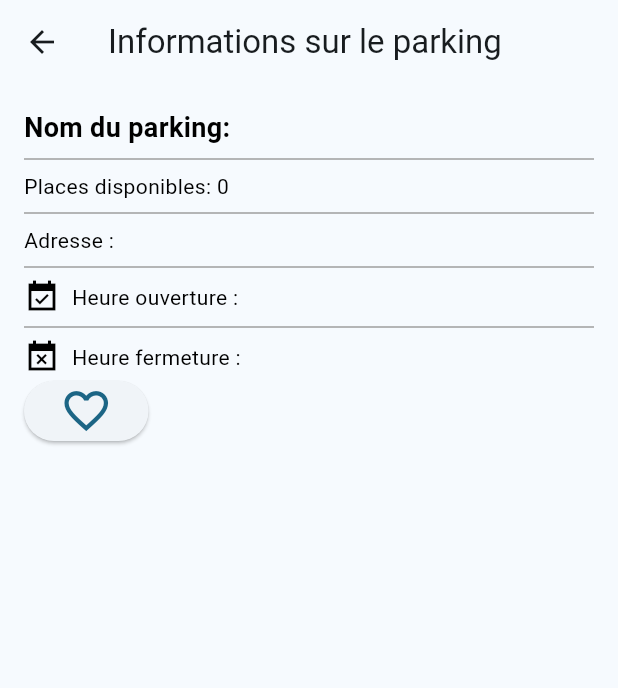
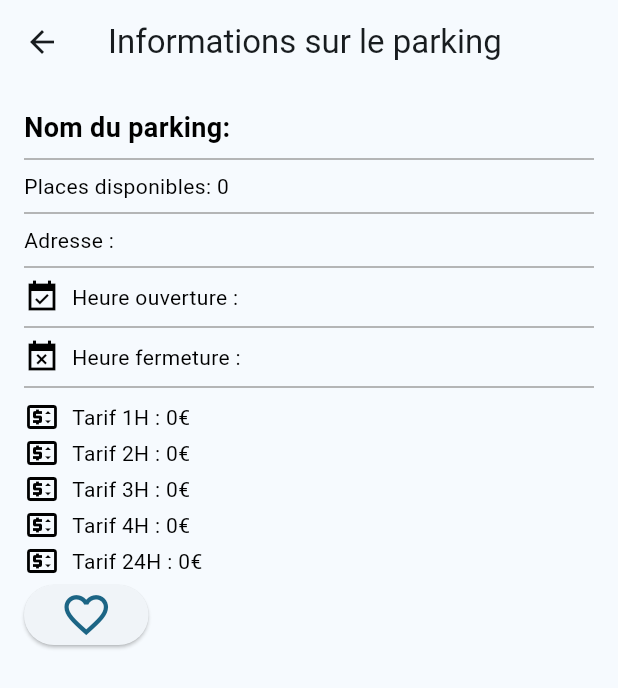
Before and after one commit to Leo-peiro/ParkInAngers, a Flutter app: the InfoParking screen opened directly with empty values, on a phone screen of 412 x 824 dp. Shown: the top 688 px of the screen. Run offline on Flutter 3.47's test engine with Material 3 defaults, Android fonts, the phone set to English and light mode, and no system bars; our stand-ins replace flutter_map, geolocator, latlong2, shared_preferences; missing offline and left inert: flutter_map_location_marker, we_slide; accounts and stored records are empty; network calls fail.

```diff
--- a/lib/composant/affichage_info_parking.dart
+++ b/lib/composant/affichage_info_parking.dart
@@ -35,6 +35,19 @@ class AffichageInfoParking extends StatelessWidget {
           visible: parking.horaires?.heureOuverture == null && parking.horaires?.heureFermeture == null,
           child: _buildIconText(Icons.event_available_sharp, 'Accessible 24/24'),
         ),
+        Visibility(
+          visible: parking.tarifs != null,
+          child: Column(
+            children : [
+              _buildDivider(),
+              _buildIconText(Icons.price_change_outlined, 'Tarif 1H : ${parking.tarifs?.tarif1H}€'),
+              _buildIconText(Icons.price_change_outlined, 'Tarif 2H : ${parking.tarifs?.tarif2H}€'),
+              _buildIconText(Icons.price_change_outlined, 'Tarif 3H : ${parking.tarifs?.tarif3H}€'),
+              _buildIconText(Icons.price_change_outlined, 'Tarif 4H : ${parking.tarifs?.tarif4H}€'),
+              _buildIconText(Icons.price_change_outlined, 'Tarif 24H : ${parking.tarifs?.tarif24H}€'),
+          ]
+          ),
+        ),
       ],
     );
   }
--- a/lib/composant/filter_parking.dart
+++ b/lib/composant/filter_parking.dart
@@ -80,10 +80,6 @@ class FilterSelectionParkingState extends State<FilterSelectionParking> {
             padding: const EdgeInsets.all(8.0),
             child: ElevatedButton(
               onPressed: () {
-                print("checkBoxOuvert: $checkBoxOuvert");
-                print("checkBoxDispo: $checkBoxDispo");
-                print("checkBoxGratuit: $checkBoxGratuit");
-
                 Navigator.pop(context, {
                   'checkBoxOuvert': checkBoxOuvert,
                   'checkBoxDispo': checkBoxDispo,
--- a/lib/ui/screens/map_card.dart
+++ b/lib/ui/screens/map_card.dart
@@ -129,11 +129,8 @@ class _MapCardState extends State<MapCard> {
                     const Padding(padding: EdgeInsets.only(top: 10)),
                     const Icon(Icons.vertical_align_bottom_rounded,color: Colors.white),
                     const Padding(padding: EdgeInsets.only(top: 28)),
-                    const Text(
-                      "Plus d'Informations sur le Parking Sélectionné",
-                      style: TextStyle(color: Colors.white,fontSize: 13, fontStyle: FontStyle.italic, decoration: TextDecoration.underline)),
-                    const SizedBox(height: 18),
                     AffichageInfoParking(parking: _selectedParking.parkingInfo, color: Colors.white),
+                    const Padding(padding: EdgeInsets.only(bottom: 10)),
                   ],
                 ),
               ),
```
Also changed, not shown: lib/ui/screens/liste_parking.dart (+34 -13 lines).
